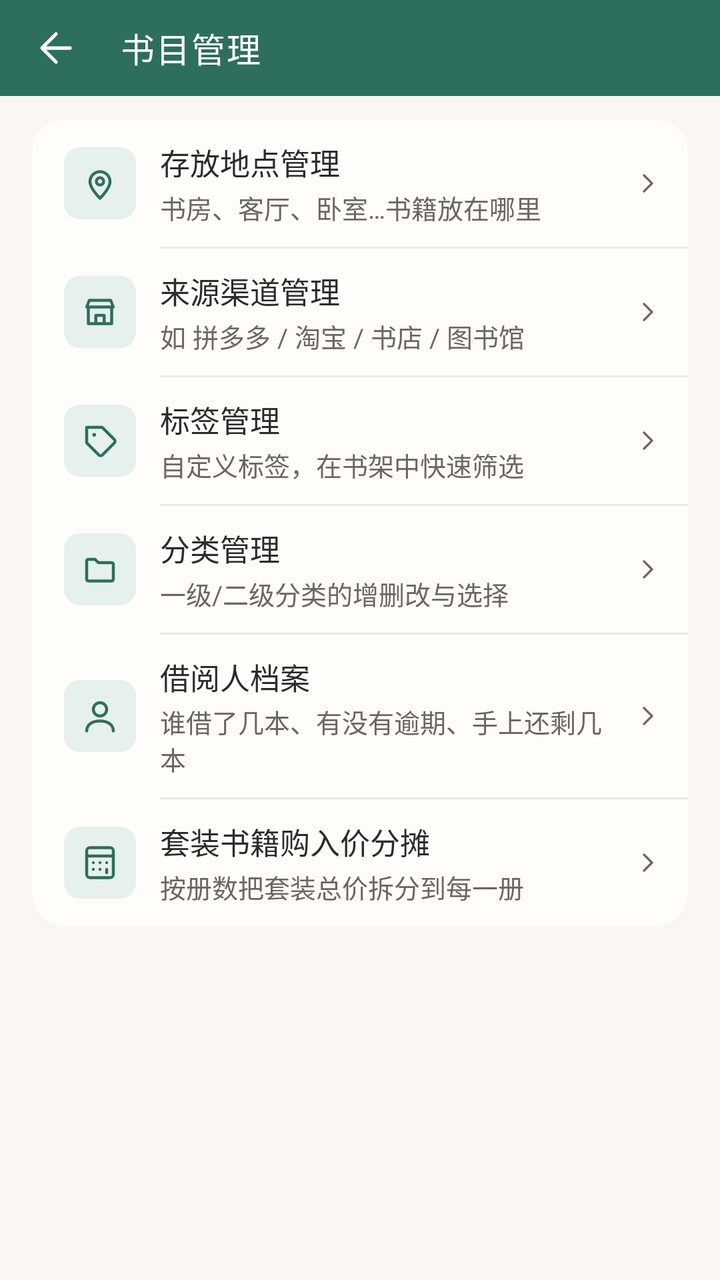
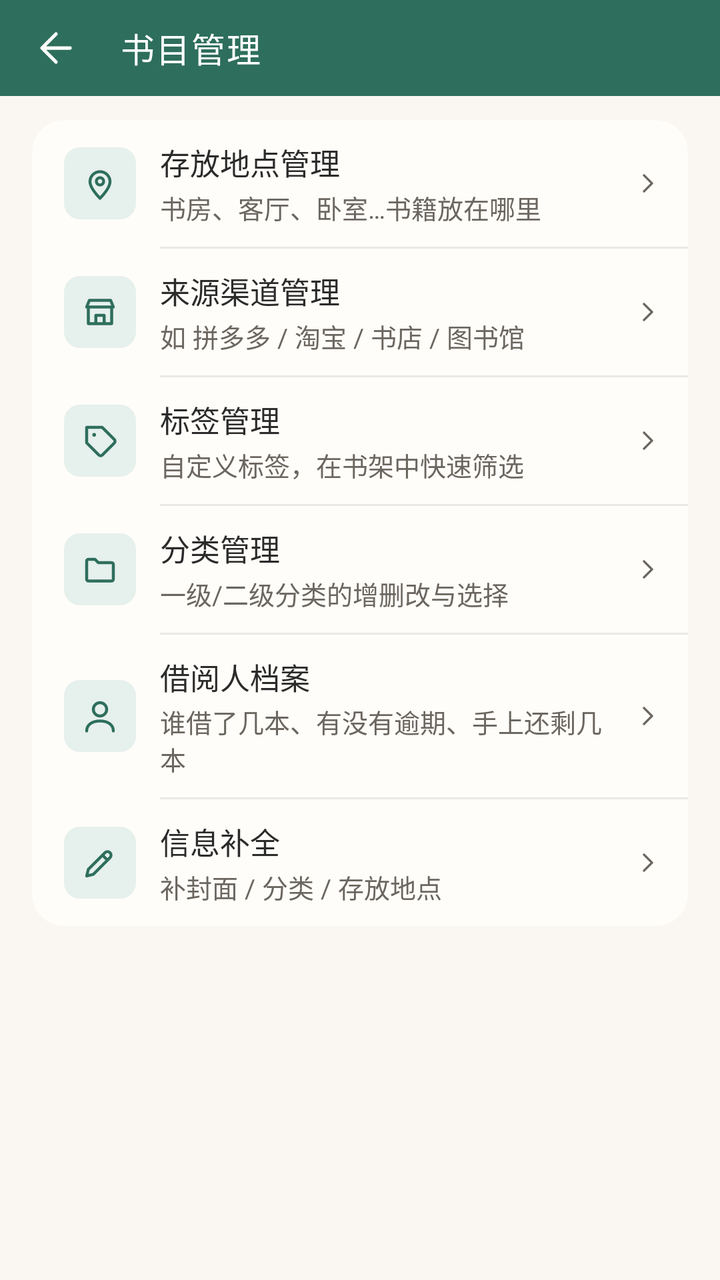

An Android layout rendered at two revisions. The XML below is the earlier revision; the diff shows what the commit changed to produce the second picture.
<!-- AndroidManifest.xml: application theme Theme.Bookshelf -->
<!-- res/layout/activity_library_manage.xml -->
<?xml version="1.0" encoding="utf-8"?>
<LinearLayout xmlns:android="http://schemas.android.com/apk/res/android"
    xmlns:app="http://schemas.android.com/apk/res-auto"
    android:layout_width="match_parent"
    android:layout_height="match_parent"
    android:orientation="vertical">

    <com.google.android.material.appbar.MaterialToolbar
        android:id="@+id/toolbar"
        style="@style/Widget.Bookshelf.Toolbar"
        android:layout_width="match_parent"
        android:layout_height="@dimen/toolbar_h"
        app:navigationIcon="@drawable/ic_back"
        app:title="书目管理" />

    <androidx.core.widget.NestedScrollView
        android:layout_width="match_parent"
        android:layout_height="0dp"
        android:layout_weight="1">

        <LinearLayout
            android:layout_width="match_parent"
            android:layout_height="wrap_content"
            android:orientation="vertical"
            android:paddingHorizontal="@dimen/page_padding"
            android:paddingTop="@dimen/space_md"
            android:paddingBottom="@dimen/space_xl">

            <androidx.cardview.widget.CardView
                style="@style/Widget.Bookshelf.Card"
                android:layout_width="match_parent"
                android:layout_height="wrap_content">

                <LinearLayout
                    android:layout_width="match_parent"
                    android:layout_height="wrap_content"
                    android:orientation="vertical">

                    <LinearLayout
                        android:id="@+id/row_location"
                        style="@style/MineRow">

                        <ImageView
                            style="@style/MineRowIcon"
                            android:contentDescription="存放地点管理"
                            android:src="@drawable/ic_pin_line" />

                        <LinearLayout
                            android:layout_width="0dp"
                            android:layout_height="wrap_content"
                            android:layout_marginStart="@dimen/space_md"
                            android:layout_weight="1"
                            android:orientation="vertical">

                            <TextView
                                style="@style/MineRowTitle"
                                android:text="存放地点管理" />

                            <TextView
                                style="@style/MineRowSubtitle"
                                android:text="书房、客厅、卧室…书籍放在哪里" />
                        </LinearLayout>

                        <ImageView style="@style/MineRowChevron" />
                    </LinearLayout>

                    <View style="@style/MineRowDivider" />

                    <LinearLayout
                        android:id="@+id/row_source"
                        style="@style/MineRow">

                        <ImageView
                            style="@style/MineRowIcon"
                            android:contentDescription="来源渠道管理"
                            android:src="@drawable/ic_store_line" />

                        <LinearLayout
                            android:layout_width="0dp"
                            android:layout_height="wrap_content"
                            android:layout_marginStart="@dimen/space_md"
                            android:layout_weight="1"
                            android:orientation="vertical">

                            <TextView
                                style="@style/MineRowTitle"
                                android:text="来源渠道管理" />

                            <TextView
                                style="@style/MineRowSubtitle"
                                android:text="如 拼多多 / 淘宝 / 书店 / 图书馆" />
                        </LinearLayout>

                        <ImageView style="@style/MineRowChevron" />
                    </LinearLayout>

                    <View style="@style/MineRowDivider" />

                    <LinearLayout
                        android:id="@+id/row_tag"
                        style="@style/MineRow">

                        <ImageView
                            style="@style/MineRowIcon"
                            android:contentDescription="标签管理"
                            android:src="@drawable/ic_tag_line" />

                        <LinearLayout
                            android:layout_width="0dp"
                            android:layout_height="wrap_content"
                            android:layout_marginStart="@dimen/space_md"
                            android:layout_weight="1"
                            android:orientation="vertical">

                            <TextView
                                style="@style/MineRowTitle"
                                android:text="标签管理" />

                            <TextView
                                style="@style/MineRowSubtitle"
                                android:text="自定义标签，在书架中快速筛选" />
                        </LinearLayout>

                        <ImageView style="@style/MineRowChevron" />
                    </LinearLayout>

                    <View style="@style/MineRowDivider" />

                    <LinearLayout
                        android:id="@+id/row_category"
                        style="@style/MineRow">

                        <ImageView
                            style="@style/MineRowIcon"
                            android:contentDescription="分类管理"
                            android:src="@drawable/ic_category_line" />

                        <LinearLayout
                            android:layout_width="0dp"
                            android:layout_height="wrap_content"
                            android:layout_marginStart="@dimen/space_md"
                            android:layout_weight="1"
                            android:orientation="vertical">

                            <TextView
                                style="@style/MineRowTitle"
                                android:text="分类管理" />

                            <TextView
                                style="@style/MineRowSubtitle"
                                android:text="一级/二级分类的增删改与选择" />
                        </LinearLayout>

                        <ImageView style="@style/MineRowChevron" />
                    </LinearLayout>

                    <View style="@style/MineRowDivider" />

                    <LinearLayout
                        android:id="@+id/row_borrower"
                        style="@style/MineRow">

                        <ImageView
                            style="@style/MineRowIcon"
                            android:contentDescription="借阅人档案"
                            android:src="@drawable/ic_person_line" />

                        <LinearLayout
                            android:layout_width="0dp"
                            android:layout_height="wrap_content"
                            android:layout_marginStart="@dimen/space_md"
                            android:layout_weight="1"
                            android:orientation="vertical">

                            <TextView
                                style="@style/MineRowTitle"
                                android:text="借阅人档案" />

                            <TextView
                                style="@style/MineRowSubtitle"
                                android:text="谁借了几本、有没有逾期、手上还剩几本" />
                        </LinearLayout>

                        <ImageView style="@style/MineRowChevron" />
                    </LinearLayout>

                    <View style="@style/MineRowDivider" />

                    <LinearLayout
                        android:id="@+id/row_split"
                        style="@style/MineRow">

                        <ImageView
                            style="@style/MineRowIcon"
                            android:contentDescription="购入价分摊"
                            android:src="@drawable/ic_split_line" />

                        <LinearLayout
                            android:layout_width="0dp"
                            android:layout_height="wrap_content"
                            android:layout_marginStart="@dimen/space_md"
                            android:layout_weight="1"
                            android:orientation="vertical">

                            <TextView
                                style="@style/MineRowTitle"
                                android:text="套装书籍购入价分摊" />

                            <TextView
                                style="@style/MineRowSubtitle"
                                android:text="按册数把套装总价拆分到每一册" />
                        </LinearLayout>

                        <ImageView style="@style/MineRowChevron" />
                    </LinearLayout>
                </LinearLayout>
            </androidx.cardview.widget.CardView>
        </LinearLayout>
    </androidx.core.widget.NestedScrollView>
</LinearLayout>
<!-- resources referenced by this layout -->
<resources>
  <dimen name="page_padding">16dp</dimen>
  <dimen name="space_md">12dp</dimen>
  <dimen name="space_xl">20dp</dimen>
  <dimen name="toolbar_h">48dp</dimen>
  <!-- drawable ic_split_line (drawable) -->
  <?xml version="1.0" encoding="utf-8"?>
  <vector xmlns:android="http://schemas.android.com/apk/res/android"
      android:width="24dp"
      android:height="24dp"
      android:viewportWidth="24"
      android:viewportHeight="24">
      <path
          android:fillColor="@android:color/transparent"
          android:pathData="M6,3h12a2,2 0 0,1 2,2v14a2,2 0 0,1 -2,2H6a2,2 0 0,1 -2,-2V5a2,2 0 0,1 2,-2z M4,8h16 M8,12h.01 M12,12h.01 M16,12h.01 M8,16h.01 M12,16h.01 M16,16v2"
          android:strokeColor="#FF000000"
          android:strokeLineCap="round"
          android:strokeLineJoin="round"
          android:strokeWidth="1.75" />
  </vector>
  <style name="MineRowDivider">
          <item name="android:layout_width">match_parent</item>
          <item name="android:layout_height">1dp</item>
          <item name="android:layout_marginStart">64dp</item>
          <item name="android:background">@color/divider_soft</item>
      </style>
  <dimen name="space_lg">16dp</dimen>
  <dimen name="space_sm">8dp</dimen>
  <color name="divider_soft">#14000000</color>
  <dimen name="mine_icon_box">36dp</dimen>
  <!-- drawable bg_icon_container (drawable) -->
  <?xml version="1.0" encoding="utf-8"?>
  <shape xmlns:android="http://schemas.android.com/apk/res/android" android:shape="rectangle">
      <solid android:color="?attr/primary_container" />
      <corners android:radius="@dimen/radius_sm" />
  </shape>
  <dimen name="text_body_small">13sp</dimen>
  <dimen name="text_body">15sp</dimen>
  <dimen name="card_corner">16dp</dimen>
  <color name="primary">#2E6E5C</color>
  <color name="primary_dark">#1F4D40</color>
  <color name="accent">#C08A3E</color>
  <color name="chip_bg">#E8F0ED</color>
  <color name="green_container">#E6F0EC</color>
  <color name="green_on_container">#1C4A3E</color>
  <color name="green_page">#FAF7F2</color>
  <color name="green_surface">#FFFDF9</color>
  <color name="green_surface_dim">#F3EEE6</color>
  <color name="green_outline">#E6E0D5</color>
  <color name="green_outline_strong">#D8D0C2</color>
  <dimen name="radius_sm">8dp</dimen>
  <dimen name="text_headline">17sp</dimen>
  <color name="bg_page">#FAF7F2</color>
  <color name="surface">#FFFDF9</color>
  <color name="surface_dim">#F4F0E9</color>
  <color name="outline">#E6E0D5</color>
  <color name="outline_strong">#CFC5B4</color>
  <color name="text_main">#2B2B2B</color>
  <color name="text_sub">#6B6660</color>
  <color name="accent_text">#8A5A1A</color>
  <color name="dock_surface">#FFFFFF</color>
  <style name="Widget.Bookshelf.ChipGroup" parent="Widget.Material3.ChipGroup">
          <item name="chipSpacingHorizontal">8dp</item>
          <item name="chipSpacingVertical">4dp</item>
          <item name="singleLine">false</item>
      </style>
  <style name="ThemeOverlay.Bookshelf.BottomSheet" parent="ThemeOverlay.Material3.BottomSheetDialog">
          <item name="bottomSheetStyle">@style/Widget.Bookshelf.BottomSheet</item>
      </style>
  <style name="ShapeAppearance.Bookshelf.Medium" parent="ShapeAppearance.Material3.Corner.Medium">
          <item name="cornerSize">@dimen/radius_md</item>
      </style>
  <dimen name="radius_md">12dp</dimen>
  <style name="ShapeAppearance.Bookshelf.Pill" parent="ShapeAppearance.Material3.Corner.Full">
          <item name="cornerSize">50%</item>
      </style>
  <style name="Widget.Bookshelf.Button.Dialog" parent="Widget.Material3.Button.TextButton.Dialog">
          <item name="android:textSize">@dimen/text_body_small</item>
          <item name="android:textAllCaps">false</item>
      </style>
  <style name="ShapeAppearance.Bookshelf.Dialog" parent="ShapeAppearance.Material3.Corner.Large">
          <item name="cornerSize">@dimen/radius_2xl</item>
      </style>
  <dimen name="text_title_toolbar">16sp</dimen>
  <dimen name="radius_2xl">24dp</dimen>
  <!-- unchanged entries left out for length: 26 -->
</resources>

<!-- the commit's change to res/layout/activity_library_manage.xml (unified diff, before → after) -->
@@ -187,28 +187,28 @@
                     <View style="@style/MineRowDivider" />
 
                     <LinearLayout
-                        android:id="@+id/row_split"
-                        style="@style/MineRow">
-
-                        <ImageView
-                            style="@style/MineRowIcon"
-                            android:contentDescription="购入价分摊"
-                            android:src="@drawable/ic_split_line" />
-
-                        <LinearLayout
-                            android:layout_width="0dp"
-                            android:layout_height="wrap_content"
-                            android:layout_marginStart="@dimen/space_md"
-                            android:layout_weight="1"
-                            android:orientation="vertical">
-
-                            <TextView
-                                style="@style/MineRowTitle"
-                                android:text="套装书籍购入价分摊" />
-
-                            <TextView
-                                style="@style/MineRowSubtitle"
-                                android:text="按册数把套装总价拆分到每一册" />
+                        android:id="@+id/row_incomplete"
+                        style="@style/MineRow">
+
+                        <ImageView
+                            style="@style/MineRowIcon"
+                            android:contentDescription="书籍信息补全"
+                            android:src="@drawable/ic_edit" />
+
+                        <LinearLayout
+                            android:layout_width="0dp"
+                            android:layout_height="wrap_content"
+                            android:layout_marginStart="@dimen/space_md"
+                            android:layout_weight="1"
+                            android:orientation="vertical">
+
+                            <TextView
+                                style="@style/MineRowTitle"
+                                android:text="信息补全" />
+
+                            <TextView
+                                style="@style/MineRowSubtitle"
+                                android:text="补封面 / 分类 / 存放地点" />
                         </LinearLayout>
 
                         <ImageView style="@style/MineRowChevron" />
<!-- resource entries referenced after the edit -->
@@ -4,7 +4,7 @@
   <dimen name="space_md">12dp</dimen>
   <dimen name="space_xl">20dp</dimen>
   <dimen name="toolbar_h">48dp</dimen>
-  <!-- drawable ic_split_line (drawable) -->
+  <!-- drawable ic_edit (drawable) -->
   <?xml version="1.0" encoding="utf-8"?>
   <vector xmlns:android="http://schemas.android.com/apk/res/android"
       android:width="24dp"
@@ -13,7 +13,7 @@
       android:viewportHeight="24">
       <path
           android:fillColor="@android:color/transparent"
-          android:pathData="M6,3h12a2,2 0 0,1 2,2v14a2,2 0 0,1 -2,2H6a2,2 0 0,1 -2,-2V5a2,2 0 0,1 2,-2z M4,8h16 M8,12h.01 M12,12h.01 M16,12h.01 M8,16h.01 M12,16h.01 M16,16v2"
+          android:pathData="M4,20l4,-1 10,-10a2,2 0 0,0 -3,-3L5,16z M13.5,7.5l3,3"
           android:strokeColor="#FF000000"
           android:strokeLineCap="round"
           android:strokeLineJoin="round"
